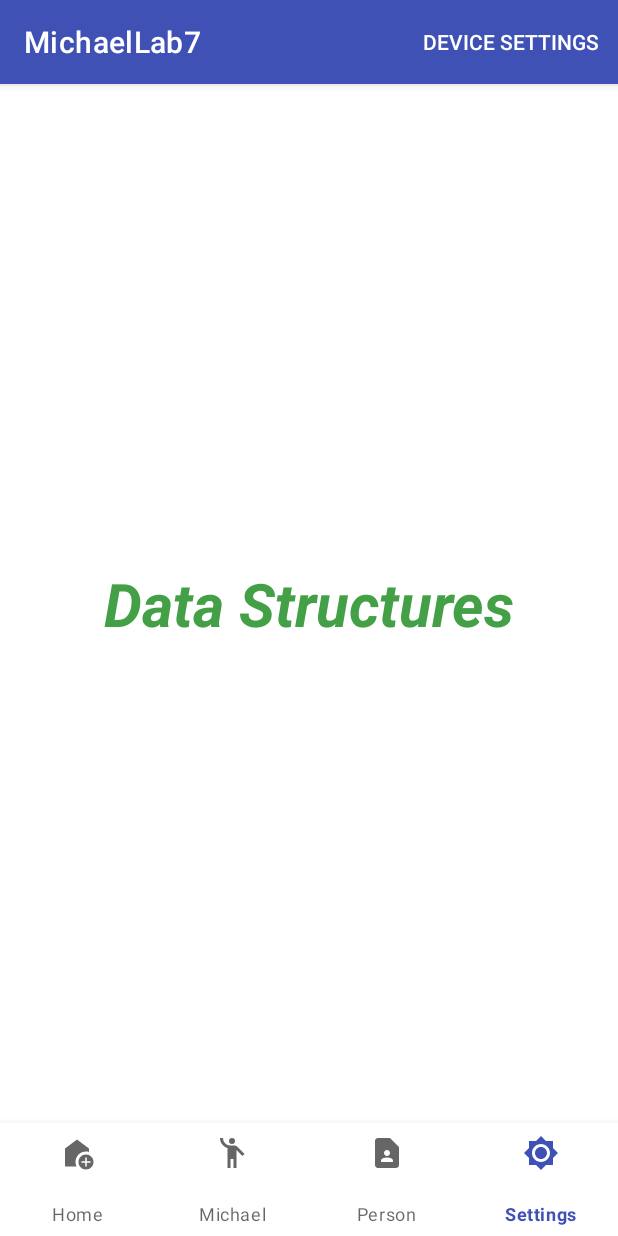
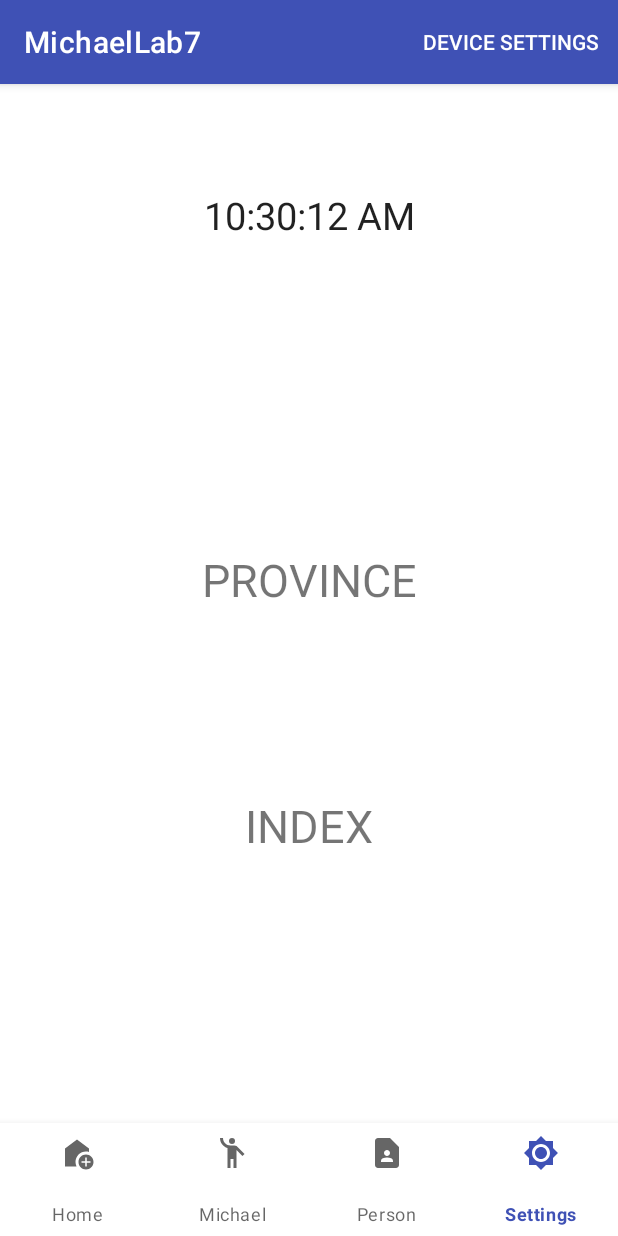
Before and after one commit to Michael-Quon/Android-Studio-Lab-7, an Android app: the screen it shows after launch (QuonActivity), item 4 of the bottom bar chosen, on a phone screen of 412 x 824 dp. Run offline under Robolectric (Android 15) with nearby library versions, the phone set to English and light mode, and no system bars.

Commit message:
Made the selected province/territory from the PersonFragment be passed to the SettingsFragment and with its index. Also have the text clock constantly updating with the current time.

```diff
--- a/MichaelModule7/src/main/java/michael/quon/n01565129/SettingsFragment.java
+++ b/MichaelModule7/src/main/java/michael/quon/n01565129/SettingsFragment.java
@@ -3,27 +3,50 @@ package michael.quon.n01565129;
 
 import android.os.Bundle;
 
+import androidx.annotation.NonNull;
 import androidx.fragment.app.Fragment;
+import androidx.fragment.app.FragmentResultListener;
 
 import android.view.LayoutInflater;
 import android.view.View;
 import android.view.ViewGroup;
+import android.widget.TextView;
 
 public class SettingsFragment extends Fragment {
+
+    private TextView provinceTextView;
+    private TextView indexTextView;
 
     public SettingsFragment() {
         // Required empty public constructor
     }
 
     @Override
-    public void onCreate(Bundle savedInstanceState) {
-        super.onCreate(savedInstanceState);
-    }
-
-    @Override
     public View onCreateView(LayoutInflater inflater, ViewGroup container,
                              Bundle savedInstanceState) {
         // Inflate the layout for this fragment
-        return inflater.inflate(R.layout.fragment_settings, container, false);
+        View view = inflater.inflate(R.layout.fragment_settings, container, false);
+
+        // Initialize views
+        provinceTextView = view.findViewById(R.id.MicProvince);
+        indexTextView = view.findViewById(R.id.MicIndex);
+
+        // Set up fragment result listener to receive province and index data
+        getParentFragmentManager().setFragmentResultListener(getString(R.string.key), this, new FragmentResultListener() {
+            @Override
+            public void onFragmentResult(@NonNull String requestKey, @NonNull Bundle result) {
+                String selectedProvince = result.getString(getString(R.string.selectedprovinceterritory));
+                int selectedIndex = result.getInt(getString(R.string.selectedindex));
+
+                updateUI(selectedProvince, selectedIndex);
+            }
+        });
+
+        return view;
+    }
+
+    private void updateUI(String selectedProvince, int selectedIndex) {
+        provinceTextView.setText(selectedProvince);
+        indexTextView.setText(getString(R.string.index2) + selectedIndex);
     }
 }
--- a/MichaelModule7/src/main/res/layout/fragment_settings.xml
+++ b/MichaelModule7/src/main/res/layout/fragment_settings.xml
@@ -1,24 +1,49 @@
 <?xml version="1.0" encoding="utf-8"?>
-<androidx.constraintlayout.widget.ConstraintLayout
-    xmlns:android="http://schemas.android.com/apk/res/android"
+<androidx.constraintlayout.widget.ConstraintLayout xmlns:android="http://schemas.android.com/apk/res/android"
     xmlns:app="http://schemas.android.com/apk/res-auto"
     xmlns:tools="http://schemas.android.com/tools"
     android:layout_width="match_parent"
     android:layout_height="match_parent"
-    tools:context=".QuonActivity">
+    tools:context=".SettingsFragment">
 
-    <TextView
-        android:id="@+id/MicSettingsFragment"
-        android:layout_width="wrap_content"
-        android:layout_height="wrap_content"
-        android:text="Data Structures"
-        android:textColor="#43a047"
-        android:textSize="40sp"
-        android:textStyle="italic|bold"
-        app:layout_constraintBottom_toBottomOf="parent"
+    <TextClock
+        android:id="@+id/MicTextClock"
+        android:layout_width="300dp"
+        android:layout_height="87dp"
+        android:layout_marginTop="70dp"
+        android:format12Hour="hh:mm:ss a"
+        android:format24Hour="HH:mm:ss"
+        android:textAlignment="center"
+        android:textSize="25sp"
         app:layout_constraintEnd_toEndOf="parent"
         app:layout_constraintHorizontal_bias="0.5"
         app:layout_constraintStart_toStartOf="parent"
         app:layout_constraintTop_toTopOf="parent" />
 
+    <TextView
+        android:id="@+id/MicProvince"
+        android:layout_width="368dp"
+        android:layout_height="82dp"
+        android:layout_marginTop="310dp"
+        android:text="@string/province"
+        android:textAlignment="center"
+        android:textSize="30sp"
+        app:layout_constraintEnd_toEndOf="parent"
+        app:layout_constraintHorizontal_bias="0.5"
+        app:layout_constraintStart_toStartOf="parent"
+        app:layout_constraintTop_toTopOf="parent" />
+
+    <TextView
+        android:id="@+id/MicIndex"
+        android:layout_width="match_parent"
+        android:layout_height="wrap_content"
+        android:layout_marginBottom="178dp"
+        android:text="@string/index"
+        android:textSize="30sp"
+        android:textAlignment="center"
+        app:layout_constraintBottom_toBottomOf="parent"
+        app:layout_constraintEnd_toEndOf="parent"
+        app:layout_constraintHorizontal_bias="0.5"
+        app:layout_constraintStart_toStartOf="parent" />
+
 </androidx.constraintlayout.widget.ConstraintLayout>
--- a/MichaelModule7/src/main/res/values/strings.xml
+++ b/MichaelModule7/src/main/res/values/strings.xml
@@ -13,10 +13,12 @@
     <string name="toronto_maple_leafs" translatable="false">Toronto Maple Leafs</string>
     <string name="toronto_blue_jays" translatable="false">Toronto Blue Jays</string>
     <string name="ok" translatable="false">OK</string>
-    <string name="selectedprovinceterritory">"Selected Province/Territory: "</string>
-    <string name="province">PROVINCE</string>
+    <string name="selectedprovinceterritory" translatable="false">"Selected Province/Territory: "</string>
+    <string name="province" translatable="false">PROVINCE</string>
     <string name="index">INDEX</string>
-    <string name="selectedindex">Selected Index</string>
+    <string name="selectedindex" translatable="false">Selected Index</string>
+    <string name="index2">"INDEX: "</string>
+    <string name="key" translatable="false">key</string>
 
 
     <string-array name="provinces_territories">
```
Also changed, not shown: MichaelModule7/src/main/java/michael/quon/n01565129/PersonFragment.java (+13 -5 lines), MichaelModule7/src/main/java/michael/quon/n01565129/QuonActivity.java (+15 -1 lines), 1 other file.
